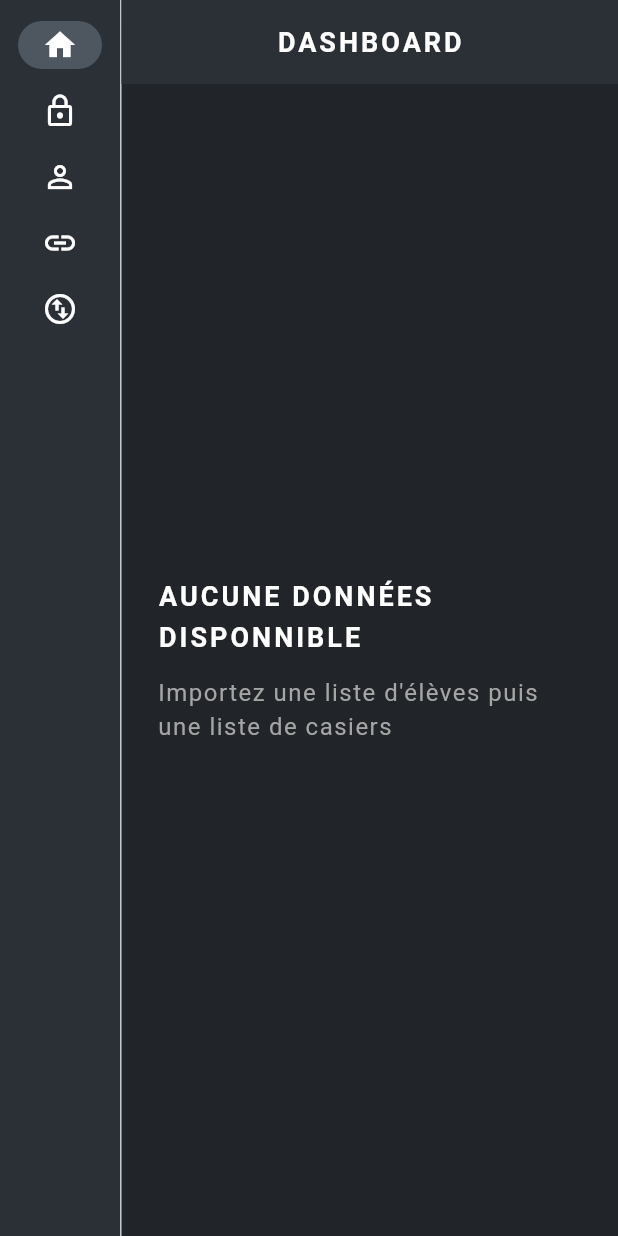
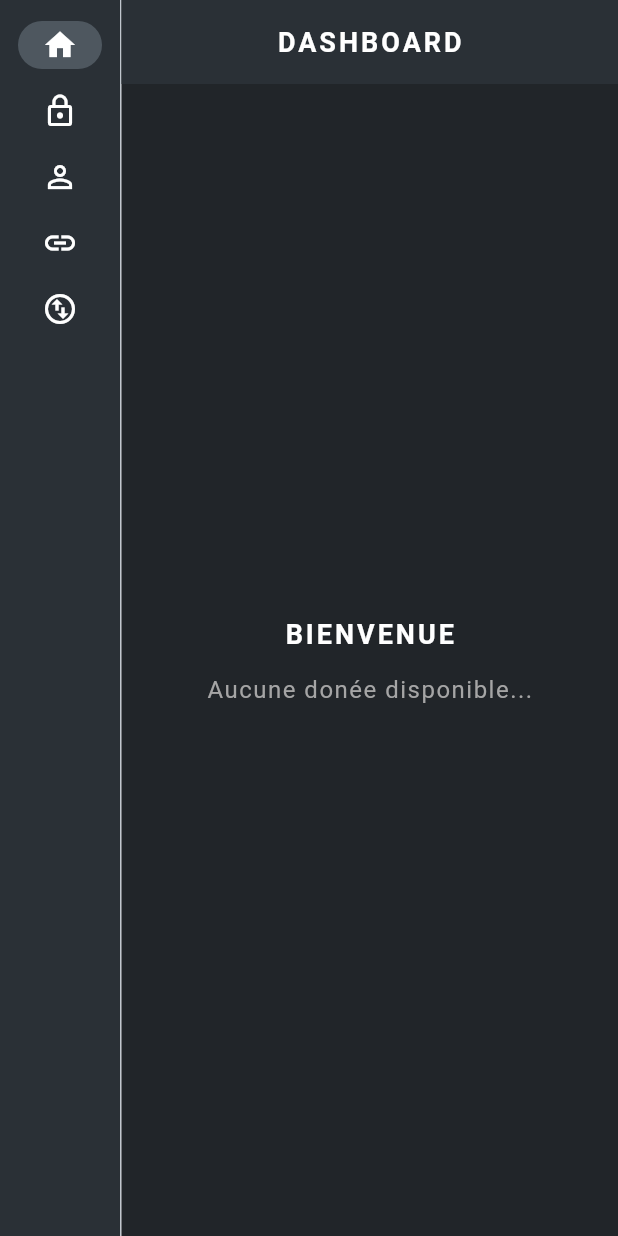
Before and after one commit to cp-23fam/excel_gestion_casiers, a Flutter app: the screen it shows after launch, on a phone screen of 412 x 824 dp. Run offline on Flutter 3.47's test engine with Material 3 defaults, Android fonts, the phone set to English and light mode, and no system bars; our stand-ins replace file_picker, flutter_riverpod, google_fonts, hive_flutter; missing offline and left inert: excel; accounts and stored records are empty; Roboto replaces fonts that are missing (Kanit).

```diff
--- a/lib/src/features/home/presentation/dashboard/dashboard_card.dart
+++ b/lib/src/features/home/presentation/dashboard/dashboard_card.dart
@@ -56,7 +56,6 @@ class DashboardCard extends StatelessWidget {
               Text(comment),
             ],
           ),
-          StyledText('Dernière verification : 00:00:00'.hardcoded),
         ],
       ),
     );
--- a/lib/src/features/home/presentation/dashboard/dashboard_screen.dart
+++ b/lib/src/features/home/presentation/dashboard/dashboard_screen.dart
@@ -53,22 +53,41 @@ class _DashboardScreenState extends ConsumerState<DashboardScreen> {
                 ? Column(
                     mainAxisAlignment: MainAxisAlignment.center,
                     children: [
-                      Center(
-                        child: StyledTitle(
-                          'Aucune données disponnible'.hardcoded,
-                        ),
-                      ),
+                      Center(child: StyledTitle('Bienvenue'.hardcoded)),
                       gapH12,
                       Center(
                         child: StyledText(
-                          'Importez une liste d\'élèves puis une liste de casiers'
-                              .hardcoded,
+                          'Aucune donée disponible...'.hardcoded,
                         ),
                       ),
                     ],
                   )
                 : Wrap(
                     children: [
+                      DashboardCard(
+                        text: 'Général',
+                        condition:
+                            (lockersErrorCount != 0 || studentsErrorCount > 0)
+                            ? 2
+                            : (keysWarningCount > 0)
+                            ? 1
+                            : 0,
+                        comment:
+                            (lockersErrorCount +
+                                    studentsErrorCount +
+                                    keysWarningCount) ==
+                                1
+                            ? '1 problème majeur ou mineur'
+                            : '${lockersErrorCount + studentsErrorCount + keysWarningCount} problèmes majeurs ou mineurs',
+                        logo: Icons.inbox,
+                        value:
+                            (2 * lockers.length +
+                                studentsCount -
+                                (lockersErrorCount +
+                                    studentsErrorCount +
+                                    keysWarningCount)) /
+                            (2 * lockers.length + studentsCount),
+                      ),
                       DashboardCard(
                         text: 'Casiers',
                         condition: lockersErrorCount == 0 ? 0 : 2,
@@ -102,30 +121,6 @@ class _DashboardScreenState extends ConsumerState<DashboardScreen> {
                         logo: Icons.key,
                         value: 1 - keysWarningCount / lockers.length,
                       ),
-                      DashboardCard(
-                        text: 'Général',
-                        condition:
-                            (lockersErrorCount != 0 || studentsErrorCount > 0)
-                            ? 2
-                            : (keysWarningCount > 0)
-                            ? 1
-                            : 0,
-                        comment:
-                            (lockersErrorCount +
-                                    studentsErrorCount +
-                                    keysWarningCount) ==
-                                1
-                            ? '1 problème majeur ou mineur'
-                            : '${lockersErrorCount + studentsErrorCount + keysWarningCount} problèmes majeurs ou mineurs',
-                        logo: Icons.inbox,
-                        value:
-                            (2 * lockers.length +
-                                studentsCount -
-                                (lockersErrorCount +
-                                    studentsErrorCount +
-                                    keysWarningCount)) /
-                            (2 * lockers.length + studentsCount),
-                      ),
                     ],
                   );
           },
--- a/lib/src/features/lockers/presentation/locker_condition_update/locker_condition_update_screen.dart
+++ b/lib/src/features/lockers/presentation/locker_condition_update/locker_condition_update_screen.dart
@@ -122,7 +122,7 @@ class _LockerConditionUpdateScreenState
                   Center(
                     child: StyledButton(
                       onPressed: handleSubmit,
-                      child: const StyledHeading('Enregistrer'),
+                      child: const StyledTitle('Enregistrer'),
                     ),
                   ),
                 ],
--- a/lib/src/features/lockers/presentation/locker_creation/locker_creation_screen.dart
+++ b/lib/src/features/lockers/presentation/locker_creation/locker_creation_screen.dart
@@ -182,7 +182,7 @@ class _LockerCreationScreenState extends ConsumerState<LockerCreationScreen> {
                     Center(
                       child: StyledButton(
                         onPressed: handleSubmit,
-                        child: StyledHeading(
+                        child: StyledTitle(
                           isEditing
                               ? 'Modifier le casier'.hardcoded
                               : 'Créer le casier'.hardcoded,
--- a/lib/src/features/lockers/presentation/lockers_list/lockers_list_screen.dart
+++ b/lib/src/features/lockers/presentation/lockers_list/lockers_list_screen.dart
@@ -155,7 +155,7 @@ class _LockersListScreenState extends ConsumerState<LockersListScreen> {
             TextField(
               style: TextStyle(color: AppColors.titleColor),
               decoration: InputDecoration(
-                labelText: 'Recherche par numero de casier'.hardcoded,
+                labelText: 'Rechercher un casier'.hardcoded,
                 prefixIcon: const Icon(Icons.search),
                 border: const OutlineInputBorder(),
               ),
@@ -218,7 +218,7 @@ class _LockersListScreenState extends ConsumerState<LockersListScreen> {
 
                   return lockers.isEmpty
                       ? Center(
-                          child: StyledText('Aucun casiers trouvé.'.hardcoded),
+                          child: StyledText('Aucun casier trouvé.'.hardcoded),
                         )
                       : ListView.builder(
                           itemCount: lockers.length,
--- a/lib/src/features/students/presentation/student_creation/student_creation_screen.dart
+++ b/lib/src/features/students/presentation/student_creation/student_creation_screen.dart
@@ -205,7 +205,7 @@ class _StudentCreationScreenState extends ConsumerState<StudentCreationScreen> {
                     Center(
                       child: StyledButton(
                         onPressed: handleSubmit,
-                        child: StyledHeading(
+                        child: StyledTitle(
                           isEditing
                               ? 'Modifier l\'élève'.hardcoded
                               : 'Créer l\'élève'.hardcoded,
--- a/lib/src/features/students/presentation/students_list/students_list_screen.dart
+++ b/lib/src/features/students/presentation/students_list/students_list_screen.dart
@@ -115,7 +115,7 @@ class _StudentsListScreenState extends ConsumerState<StudentsListScreen> {
             TextField(
               style: TextStyle(color: AppColors.titleColor),
               decoration: InputDecoration(
-                labelText: 'Recherche par nom ou prénom'.hardcoded,
+                labelText: 'Rechercher un étudiant'.hardcoded,
                 prefixIcon: const Icon(Icons.search),
                 border: const OutlineInputBorder(),
               ),
```
Also changed, not shown: lib/src/features/locker_student_link/presentation/links_list/links_list_screen.dart (+12 -7 lines).
